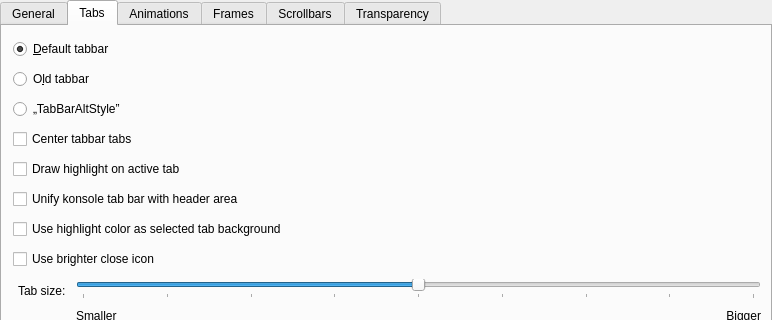
Above: kstyle/config/ui/darklystyleconfig.ui from benjumanji/Darkly before the change; both pictures show x 0 to 772 and y 0 to 320 of the 772 by 545 pixel window. Below: the same form after it.
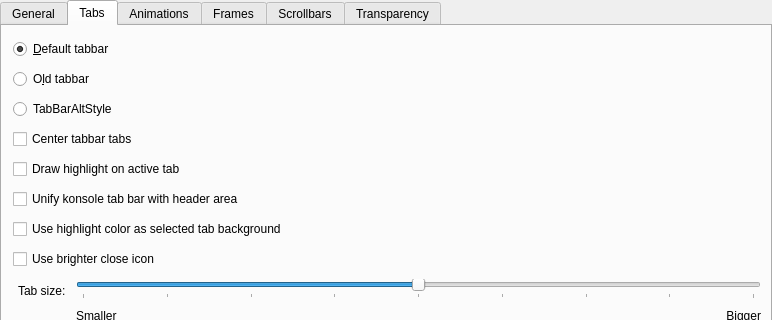
That is the form after the change. The open tabs and pages were chosen to show the change. Custom widgets are drawn as their Qt base class.

```diff
--- a/kstyle/config/ui/darklystyleconfig.ui
+++ b/kstyle/config/ui/darklystyleconfig.ui
@@ -354,7 +354,7 @@
          <item>
           <widget class="QRadioButton" name="_tabBarAltStyle">
            <property name="text">
-            <string>„TabBarAltStyle”</string>
+            <string>TabBarAltStyle</string>
            </property>
           </widget>
          </item>
```
